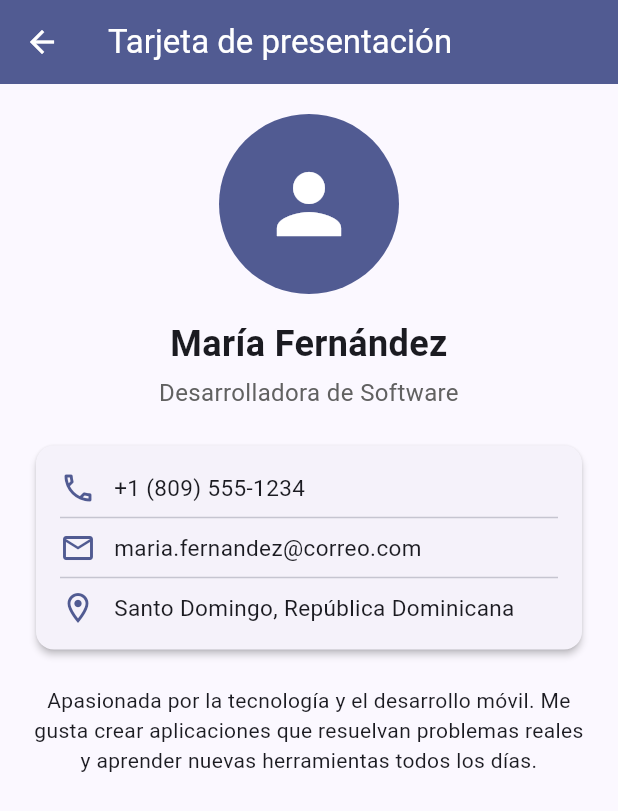
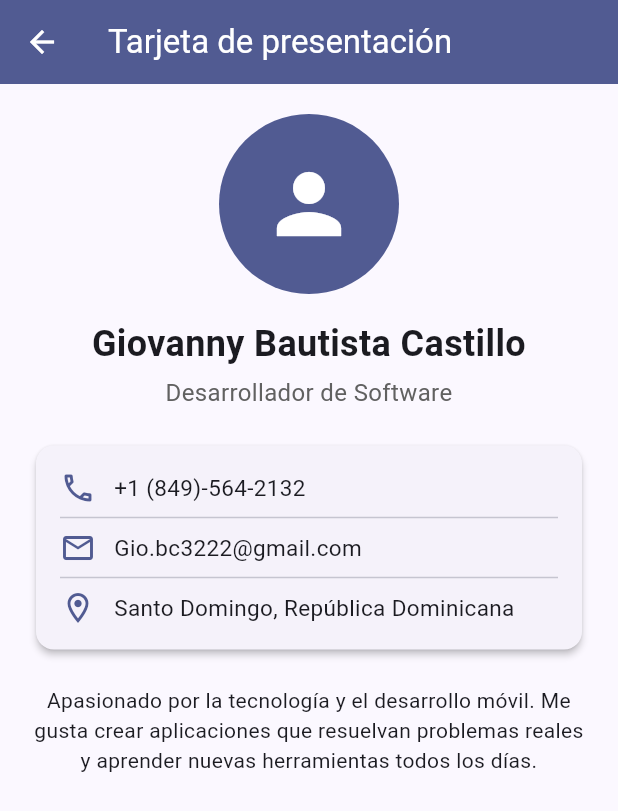
Before and after one commit to GioDrizzy/ejercicios_flutter, a Flutter app: the TarjetaPresentacionScreen screen opened directly, on a phone screen of 412 x 824 dp. Shown: the top 811 px of the screen. Run offline on Flutter 3.47's test engine with Material 3 defaults, Android fonts, the phone set to English and light mode, and no system bars.

Commit message:
Actualizacion de datos

```diff
--- a/lib/screens/ex1_tarjeta_presentacion.dart
+++ b/lib/screens/ex1_tarjeta_presentacion.dart
@@ -24,13 +24,13 @@ class TarjetaPresentacionScreen extends StatelessWidget {
                 ),
                 const SizedBox(height: 16),
                 const Text(
-                  'María Fernández',
+                  'Giovanny Bautista Castillo',
                   style: TextStyle(fontSize: 24, fontWeight: FontWeight.bold),
                   textAlign: TextAlign.center,
                 ),
                 const SizedBox(height: 4),
                 Text(
-                  'Desarrolladora de Software',
+                  'Desarrollador de Software',
                   style: TextStyle(fontSize: 16, color: Colors.grey.shade700),
                   textAlign: TextAlign.center,
                 ),
@@ -46,13 +46,13 @@ class TarjetaPresentacionScreen extends StatelessWidget {
                       children: [
                         _InfoRow(
                           icon: Icons.phone_outlined,
-                          texto: '+1 (809) 555-1234',
+                          texto: '+1 (849)-564-2132',
                           color: colorScheme.primary,
                         ),
                         const Divider(),
                         _InfoRow(
                           icon: Icons.email_outlined,
-                          texto: 'maria.fernandez@correo.com',
+                          texto: 'Gio.bc3222@gmail.com',
                           color: colorScheme.primary,
                         ),
                         const Divider(),
@@ -67,7 +67,7 @@ class TarjetaPresentacionScreen extends StatelessWidget {
                 ),
                 const SizedBox(height: 20),
                 const Text(
-                  'Apasionada por la tecnología y el desarrollo móvil. '
+                  'Apasionado por la tecnología y el desarrollo móvil. '
                   'Me gusta crear aplicaciones que resuelvan problemas reales '
                   'y aprender nuevas herramientas todos los días.',
                   textAlign: TextAlign.center,
```
